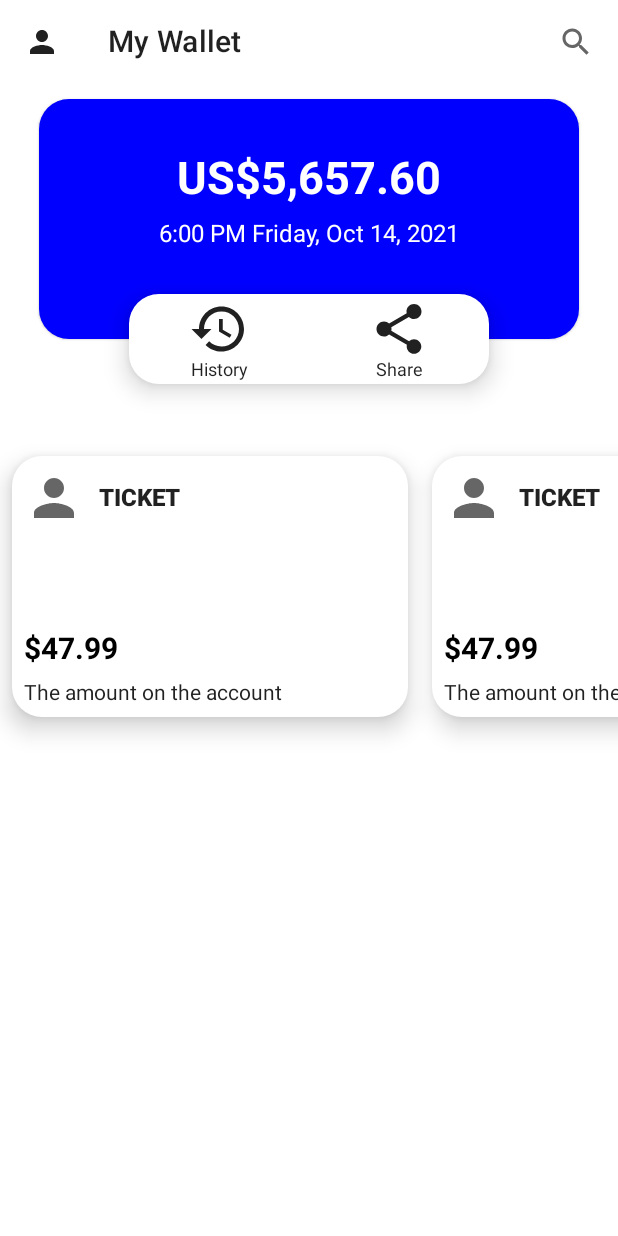
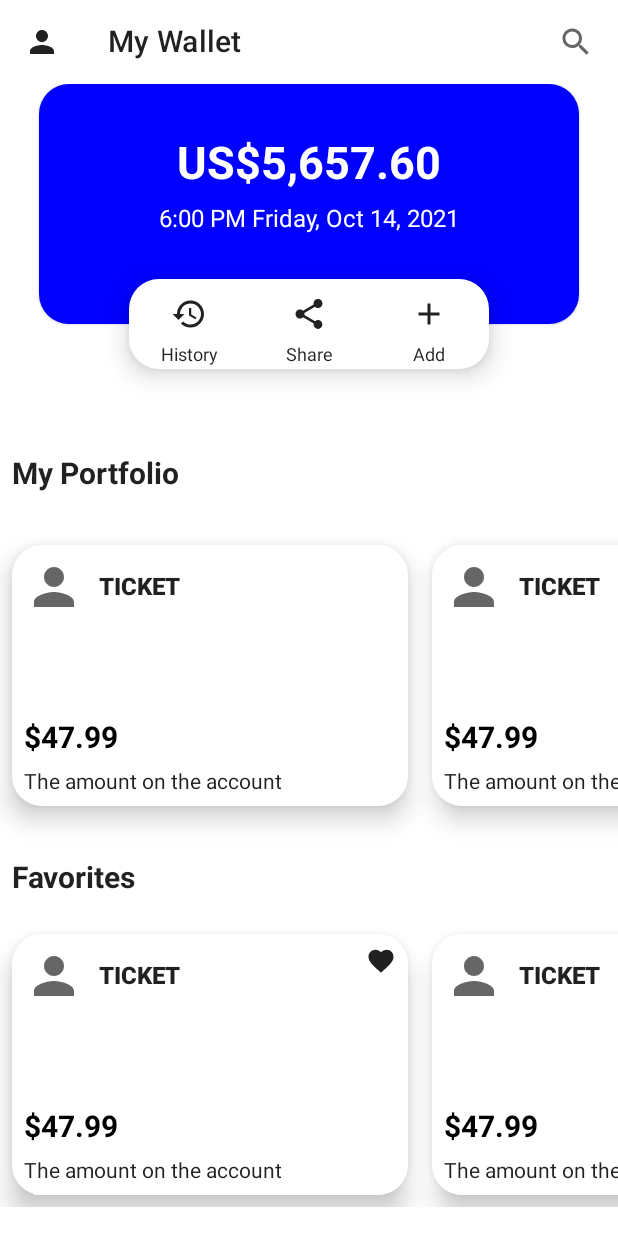
Before and after one commit to Pirajok168/my-investment-portfolio, an Android app built with Jetpack Compose: the screen it shows after launch (MainActivity), on a phone screen of 412 x 824 dp. Run offline under Robolectric (Android 15) with nearby library versions, the phone set to English and light mode, and no system bars; our stand-ins replace Room's generated code.

```diff
--- a/app/src/main/AndroidManifest.xml
+++ b/app/src/main/AndroidManifest.xml
@@ -3,6 +3,7 @@
     package="com.example.myinvestmentportfolio">
 
     <application
+        android:name=".database.DataBaseInitializer"
         android:allowBackup="true"
         android:icon="@mipmap/ic_launcher"
         android:label="@string/app_name"
--- a/app/src/main/java/com/example/myinvestmentportfolio/MainActivity.kt
+++ b/app/src/main/java/com/example/myinvestmentportfolio/MainActivity.kt
@@ -3,14 +3,14 @@ package com.example.myinvestmentportfolio
 import android.os.Bundle
 import androidx.activity.ComponentActivity
 import androidx.activity.compose.setContent
-import androidx.compose.foundation.BorderStroke
-import androidx.compose.foundation.Image
-import androidx.compose.foundation.background
+import androidx.compose.foundation.*
 import androidx.compose.foundation.layout.*
 import androidx.compose.foundation.lazy.LazyRow
 import androidx.compose.foundation.shape.RoundedCornerShape
 import androidx.compose.material.*
 import androidx.compose.material.icons.Icons
+import androidx.compose.material.icons.filled.Add
+import androidx.compose.material.icons.filled.Favorite
 import androidx.compose.material.icons.filled.Search
 import androidx.compose.runtime.Composable
 import androidx.compose.ui.Alignment
@@ -26,6 +26,7 @@ import androidx.compose.ui.tooling.preview.Preview
 import androidx.compose.ui.unit.TextUnit
 import androidx.compose.ui.unit.dp
 import androidx.compose.ui.unit.sp
+import androidx.lifecycle.viewmodel.compose.viewModel
 import com.example.myinvestmentportfolio.ui.theme.MyInvestmentPortfolioTheme
 
 class MainActivity : ComponentActivity() {
@@ -61,14 +62,33 @@ fun MyScreenContent(){
             }
         )
     }) {
+        val state = rememberScrollState()
         Column(modifier= Modifier
             .fillMaxWidth()
-            .padding(top = 10.dp),
+            .verticalScroll(state,),
             horizontalAlignment= Alignment.CenterHorizontally,
         ) {
             PersonalAccount()
-
-            MyPortfolio()
+            Spacer(modifier = Modifier.size(50.dp))
+            Text(text = "My Portfolio"
+                , fontWeight = FontWeight.Bold
+                , fontSize = 20.sp
+                , textAlign = TextAlign.Left
+                , modifier = Modifier
+                    .align(Alignment.Start)
+                    .padding(8.dp))
+            Spacer(modifier = Modifier.size(20.dp))
+            ListOfShares(false)
+            Spacer(modifier = Modifier.size(20.dp))
+            Text(text = "Favorites"
+                , fontWeight = FontWeight.Bold
+                , fontSize = 20.sp
+                , textAlign = TextAlign.Left
+                , modifier = Modifier
+                    .align(Alignment.Start)
+                    .padding(8.dp))
+            Spacer(modifier = Modifier.size(10.dp))
+            ListOfShares(true)
         }
     }
 }
@@ -102,17 +122,33 @@ fun PersonalAccount(){
                 Row(verticalAlignment=Alignment.CenterVertically
                     ,horizontalArrangement=Arrangement.SpaceAround) {
                     Column(horizontalAlignment = Alignment.CenterHorizontally) {
-                        Icon(painter = painterResource(id = R.drawable.ic_baseline_history_24)
-                            , contentDescription = ""
-                            , modifier= Modifier.size(40.dp))
+                        IconButton(onClick = { /*TODO*/ },
+                            modifier = Modifier.size(40.dp)) {
+                            Icon(painter = painterResource(id = R.drawable.ic_baseline_history_24)
+                                , contentDescription = ""
+                                , )
+                        }
                         Text(text = "History", fontSize = 12.sp,textAlign = TextAlign.Center)
                     }
 
                     Column(horizontalAlignment = Alignment.CenterHorizontally) {
-                        Icon(painter = painterResource(id = R.drawable.ic_baseline_share_24)
-                            , contentDescription = ""
-                            , modifier= Modifier.size(40.dp))
+                        IconButton(onClick = { /*TODO*/ },
+                            modifier = Modifier.size(40.dp)) {
+                            Icon(painter = painterResource(id = R.drawable.ic_baseline_share_24)
+                                , contentDescription = ""
+                                , )
+                        }
                         Text(text = "Share", fontSize = 12.sp,textAlign = TextAlign.Center)
+                    }
+
+                    Column(horizontalAlignment = Alignment.CenterHorizontally) {
+                        IconButton(onClick = { /*TODO*/ },
+                            modifier = Modifier.size(40.dp)) {
+                            Icon(imageVector = Icons.Default.Add
+                                , contentDescription = ""
+                                , )
+                        }
+                        Text(text = "Add", fontSize = 12.sp,textAlign = TextAlign.Center)
                     }
 
                 }
@@ -123,18 +159,17 @@ fun PersonalAccount(){
 
 
 @Composable
-fun MyPortfolio(){
-
-    LazyRow(modifier = Modifier.padding(top = 40.dp)){
+fun ListOfShares(isFavorites:Boolean){
+    LazyRow{
         items(5){
-            CardPortfolio()
+            CardPortfolio(isFavorites)
         }
     }
 }
 
 
 @Composable
-fun CardPortfolio(){
+fun CardPortfolio(isFavorites:Boolean){
     Card(modifier = Modifier
         .size(280.dp, 190.dp)
         .padding(8.dp)
@@ -149,6 +184,13 @@ fun CardPortfolio(){
                 Spacer(modifier = Modifier.size(10.dp))
                 Text(text = "TICKET",fontWeight= FontWeight.ExtraBold
                     ,textAlign = TextAlign.Justify)
+            }
+        }
+        if(isFavorites){
+            Box(contentAlignment = Alignment.TopEnd
+                , modifier = Modifier.padding(8.dp)){
+                Icon(imageVector = Icons.Filled.Favorite, contentDescription = ""
+                    , modifier = Modifier.size(20.dp))
             }
         }
 
@@ -175,11 +217,3 @@ fun DefaultPreview() {
         MyScreenContent()
     }
 }
-
-@Preview(showBackground = true)
-@Composable
-fun Preview() {
-    MyInvestmentPortfolioTheme {
-        CardPortfolio()
-    }
-}
--- /dev/null
+++ b/app/src/main/java/com/example/myinvestmentportfolio/Repository.kt
@@ -0,0 +1,37 @@
+package com.example.myinvestmentportfolio
+
+import android.content.Context
+import androidx.lifecycle.LiveData
+import androidx.room.Room
+import com.example.myinvestmentportfolio.database.AppDatabase
+import java.util.concurrent.Executors
+
+class Repository(context: Context) {
+
+
+    private val database = Room.databaseBuilder(
+        context,
+        AppDatabase::class.java,
+        "database-name"
+    ).build()
+
+    private val userDao = database.userDao()
+    private val executor = Executors.newSingleThreadExecutor()
+
+    fun getAll(): LiveData<List<UserData>> = userDao.getAll()
+
+    companion object{
+        private var INSTANCE: Repository? = null
+
+        fun initialize(context: Context) {
+            if (INSTANCE == null) {
+                INSTANCE = Repository(context)
+            }
+        }
+
+        fun get(): Repository {
+            return INSTANCE ?:
+            throw IllegalStateException("CrimeRepository must be initialized")
+        }
+    }
+}
--- /dev/null
+++ b/app/src/main/java/com/example/myinvestmentportfolio/database/AppDatabase.kt
@@ -0,0 +1,14 @@
+package com.example.myinvestmentportfolio.database
+
+import androidx.room.Database
+import androidx.room.RoomDatabase
+import androidx.room.TypeConverter
+import androidx.room.TypeConverters
+import com.example.myinvestmentportfolio.UserData
+
+
+@Database(entities = [UserData::class], version = 1)
+@TypeConverters(Converter::class)
+abstract class AppDatabase: RoomDatabase(){
+    abstract fun userDao(): UserDao
+}
--- /dev/null
+++ b/app/src/main/java/com/example/myinvestmentportfolio/database/DataBaseInitializer.kt
@@ -0,0 +1,11 @@
+package com.example.myinvestmentportfolio.database
+
+import android.app.Application
+import com.example.myinvestmentportfolio.Repository
+
+class DataBaseInitializer: Application() {
+    override fun onCreate() {
+        super.onCreate()
+        Repository.initialize(this)
+    }
+}
--- /dev/null
+++ b/app/src/main/java/com/example/myinvestmentportfolio/database/UserDao.kt
@@ -0,0 +1,22 @@
+package com.example.myinvestmentportfolio.database
+
+import androidx.lifecycle.LiveData
+import androidx.room.Dao
+import androidx.room.Delete
+import androidx.room.Insert
+import androidx.room.Query
+import com.example.myinvestmentportfolio.UserData
+
+
+@Dao
+interface UserDao {
+
+    @Insert
+    fun insertAll(vararg users: UserData)
+
+    @Delete
+    fun delete(user: UserData)
+
+    @Query("SELECT * FROM userdata")
+    fun getAll(): LiveData<List<UserData>>
+}
```
Also changed, not shown: app/build.gradle (+14 -4 lines), app/src/main/java/com/example/myinvestmentportfolio/ActivityViewModel.kt (added, +9 -0 lines), app/src/main/java/com/example/myinvestmentportfolio/UserData.kt (added, +14 -0 lines), app/src/main/java/com/example/myinvestmentportfolio/database/Converter.kt (added, +17 -0 lines).
